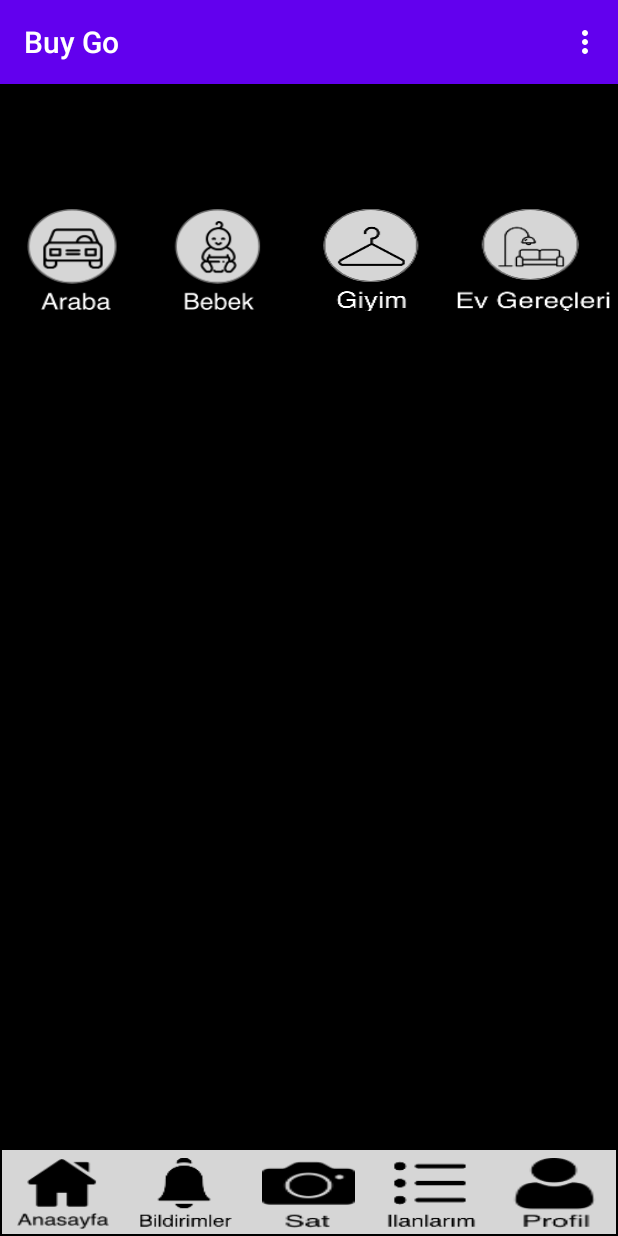
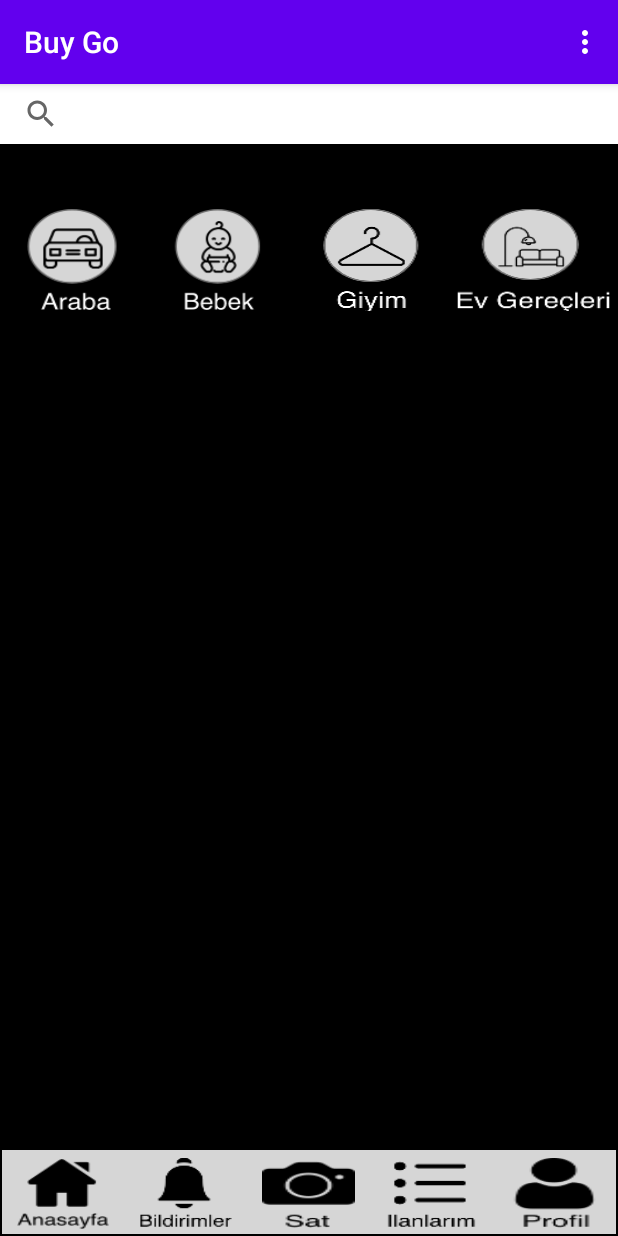
Before and after one commit to roroquentin/Mercedes-Buy-Go, an Android app: the FeedBuyActivity screen opened directly, with no data from a screen before it, on a phone screen of 412 x 824 dp. Run offline under Robolectric (Android 15) with nearby library versions, the phone set to English and light mode, and no system bars; our stand-ins replace Firebase (no records; nobody signed in at launch, a user with empty details on screens opened directly), data binding.

Commit message:
adapter düzenlemeleri

```diff
--- a/app/src/main/res/layout/activity_feed_buy.xml
+++ b/app/src/main/res/layout/activity_feed_buy.xml
@@ -143,8 +143,9 @@
 
         <LinearLayout
             android:id="@+id/search_bar"
-            android:layout_width="409dp"
+            android:layout_width="match_parent"
             android:layout_height="40dp"
+            android:background="#fff"
             android:orientation="horizontal"
             app:layout_constraintEnd_toEndOf="parent"
             app:layout_constraintStart_toStartOf="parent"
```
